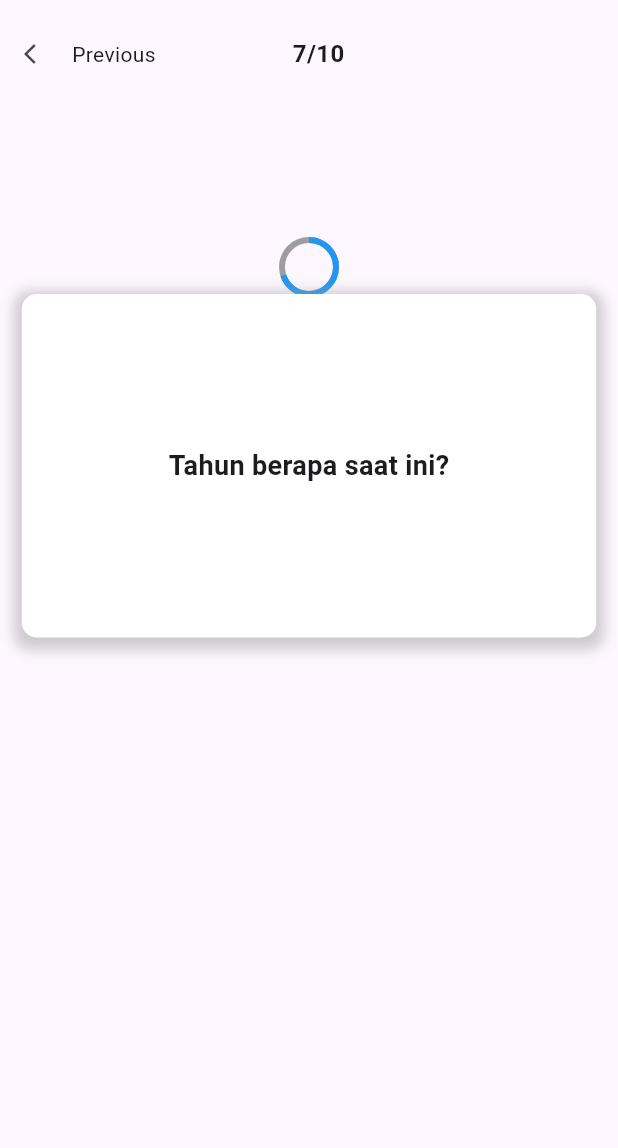
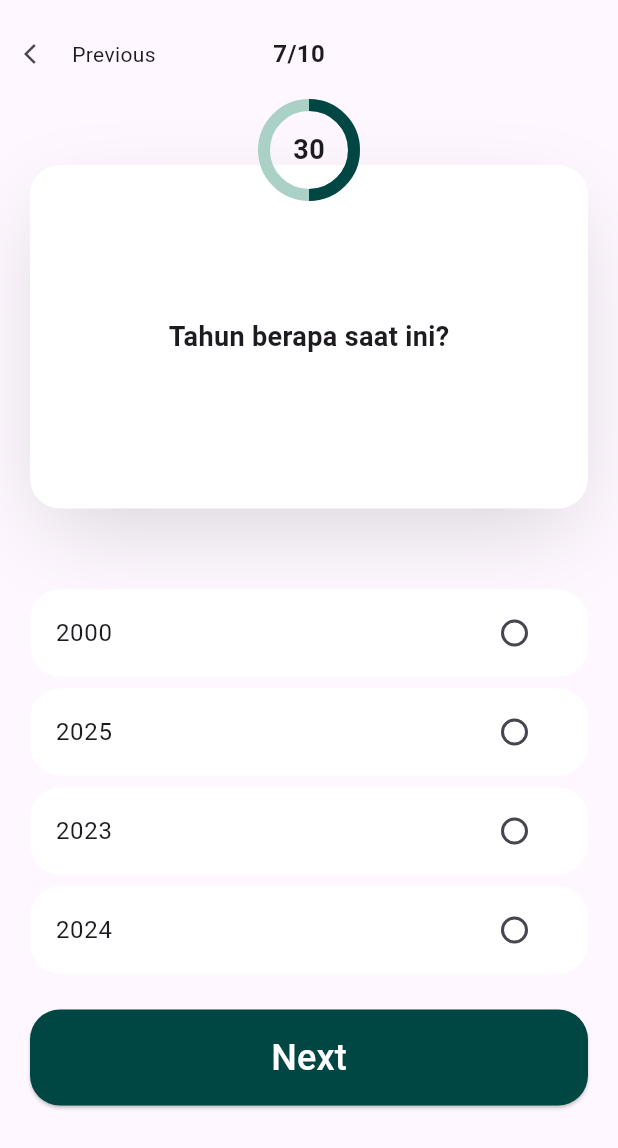
Before and after one commit to hrd-24/tugas_figma, a Flutter app: the Tampilandua screen opened directly, on a phone screen of 412 x 824 dp. Shown: the top 1148 px of the screen. Run offline on Flutter 3.47's test engine with Material 3 defaults, Android fonts, the phone set to English and light mode, and no system bars.

Commit message:
pembaruan tampilan 2

```diff
--- a/lib/quisView/tampilanDua.dart
+++ b/lib/quisView/tampilanDua.dart
@@ -1,6 +1,14 @@
 import 'package:flutter/material.dart';
 
-class Tampilandua extends StatelessWidget {
+class Tampilandua extends StatefulWidget {
+  @override
+  _TampilanduaState createState() => _TampilanduaState();
+}
+
+class _TampilanduaState extends State<Tampilandua> {
+  int? selectedYear;
+
+  List<int> years = [2000, 2025, 2023, 2024]; // List tahun
   @override
   Widget build(BuildContext context) {
     return Scaffold(
@@ -24,42 +32,169 @@ class Tampilandua extends StatelessWidget {
                   child: Text('Previous'),
                 ),
                 Spacer(),
+                Spacer(),
                 Text(
                   '7/10',
                   style: TextStyle(fontSize: 16, fontWeight: FontWeight.bold),
                 ),
                 Spacer(),
                 Spacer(),
+                Spacer(),
+                Spacer(),
+                Spacer(),
               ],
             ),
-            SizedBox(height: 100),
+            SizedBox(height: 50),
 
-            CircularProgressIndicator(
-              value: 0.7,
-              backgroundColor: Colors.grey,
-              valueColor: AlwaysStoppedAnimation<Color>(Colors.blue),
-            ),
-
-            Container(
-              width: 383,
+            SizedBox(
+              child: Stack(
+                alignment: Alignment.center,
+                clipBehavior: Clip.none, // Agar elemen bisa keluar dari Stack
+                children: [
+                  // Kotak Pertanyaan
+                  Padding(
+                    padding: const EdgeInsets.symmetric(horizontal: 20.0),
+                    child: Container(
+                      width: double.infinity,
                       height: 229,
                       padding: EdgeInsets.all(20),
                       decoration: BoxDecoration(
                         color: Colors.white,
-                borderRadius: BorderRadius.circular(10),
+                        borderRadius: BorderRadius.circular(20),
                         boxShadow: [
                           BoxShadow(
-                    color: Colors.grey.withOpacity(0.5),
-                    spreadRadius: 5,
-                    blurRadius: 7,
-                    offset: Offset(0, 3),
+                            color: Colors.black.withOpacity(0.15),
+                            spreadRadius: -10,
+                            blurRadius: 50,
+                            offset: Offset(0, 20),
                           ),
                         ],
                       ),
                       child: Center(
                         child: Text(
                           'Tahun berapa saat ini?',
-                  style: TextStyle(fontSize: 18, fontWeight: FontWeight.bold),
+                          style: TextStyle(
+                            fontSize: 18,
+                            fontWeight: FontWeight.bold,
+                          ),
+                        ),
+                      ),
+                    ),
+                  ),
+
+                  // Timer di atas kotak (setengahnya masuk ke dalam kotak)
+                  Positioned(
+                    top: -40, // Posisikan di atas kotak
+                    child: Stack(
+                      alignment: Alignment.center,
+                      children: [
+                        // Progress Indicator
+                        SizedBox(
+                          width: 60,
+                          height: 60,
+                          child: CircularProgressIndicator(
+                            value: 0.5, // Ubah nilai ini sesuai timer
+                            backgroundColor: Color(0xFFABD1C6),
+                            valueColor: AlwaysStoppedAnimation<Color>(
+                              Color(0xFF004643),
+                            ),
+                            strokeWidth: 8.0, // Ketebalan
+                          ),
+                        ),
+                        // Angka timer di tengah
+                        Text(
+                          '30',
+                          style: TextStyle(
+                            fontSize: 18,
+                            fontWeight: FontWeight.bold,
+                          ),
+                        ),
+                      ],
+                    ),
+                  ),
+                ],
+              ),
+            ),
+
+            SizedBox(height: 50),
+            SizedBox(
+              child: Column(
+                children: [
+                  for (int i = 0; i < years.length; i++)
+                    Container(
+                      margin: EdgeInsets.symmetric(
+                        vertical: 4,
+                        horizontal: 20,
+                      ), // Jarak antar pilihan
+                      decoration: BoxDecoration(
+                        borderRadius: BorderRadius.circular(
+                          20,
+                        ), // Border radius
+                        border: Border.all(
+                          color: Colors.white,
+                          width: 1,
+                        ), // Garis border
+                        color:
+                            selectedYear == years[i]
+                                ? Color(0xFFABD1C6)
+                                : Colors
+                                    .white, // Warna latar belakang berubah jika dipilih
+                      ),
+                      child: ListTile(
+                        title: Text('${years[i]}'),
+                        trailing: Checkbox(
+                          value: selectedYear == years[i],
+                          onChanged: (bool? value) {
+                            setState(() {
+                              selectedYear = years[i];
+                            });
+                          },
+                          shape: RoundedRectangleBorder(
+                            borderRadius: BorderRadius.circular(24),
+                          ),
+                          activeColor: Color(
+                            0xFF004643,
+                          ), // Warna latar belakang checkbox saat dipilih
+                          checkColor:
+                              Colors.white, // Warna centang sesuai kode hex
+                        ),
+                        onTap: () {
+                          setState(() {
+                            selectedYear = years[i];
+                          });
+                        },
+                      ),
+                    ),
+                ],
+              ),
+            ),
+
+            SizedBox(height: 20,),
+
+             Padding(
+                  padding: const EdgeInsets.symmetric(horizontal: 20),
+                  child: SizedBox(
+                    width: double.infinity,
+                    child: ElevatedButton(
+                      style: ElevatedButton.styleFrom(
+                        backgroundColor: Color(0xFF004643),
+                        padding: EdgeInsets.symmetric(vertical: 15),
+                        shape: RoundedRectangleBorder(
+                          borderRadius: BorderRadius.circular(20),
+                        ),
+                      ),
+                      onPressed: () {
+                        Navigator.push(
+                          context,
+                          MaterialPageRoute(
+                            builder: (context) => Tampilandua(),
+                          ),
+                        );
+                      },
+                      child: Text(
+                        'Next',
+                        style: TextStyle(fontSize: 24, color: Colors.white),
+                      ),
                     ),
                   ),
                 ),
```
Also changed, not shown: lib/main.dart (+20 -13 lines). Lines whose indentation alone changed are shown as unchanged.
